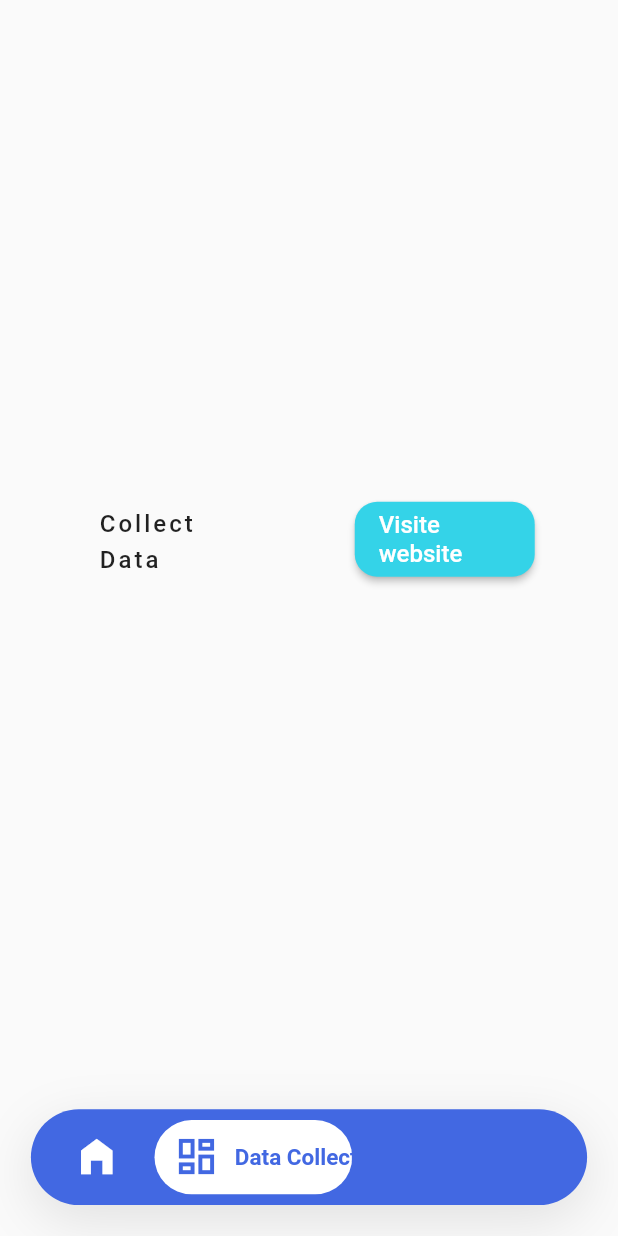
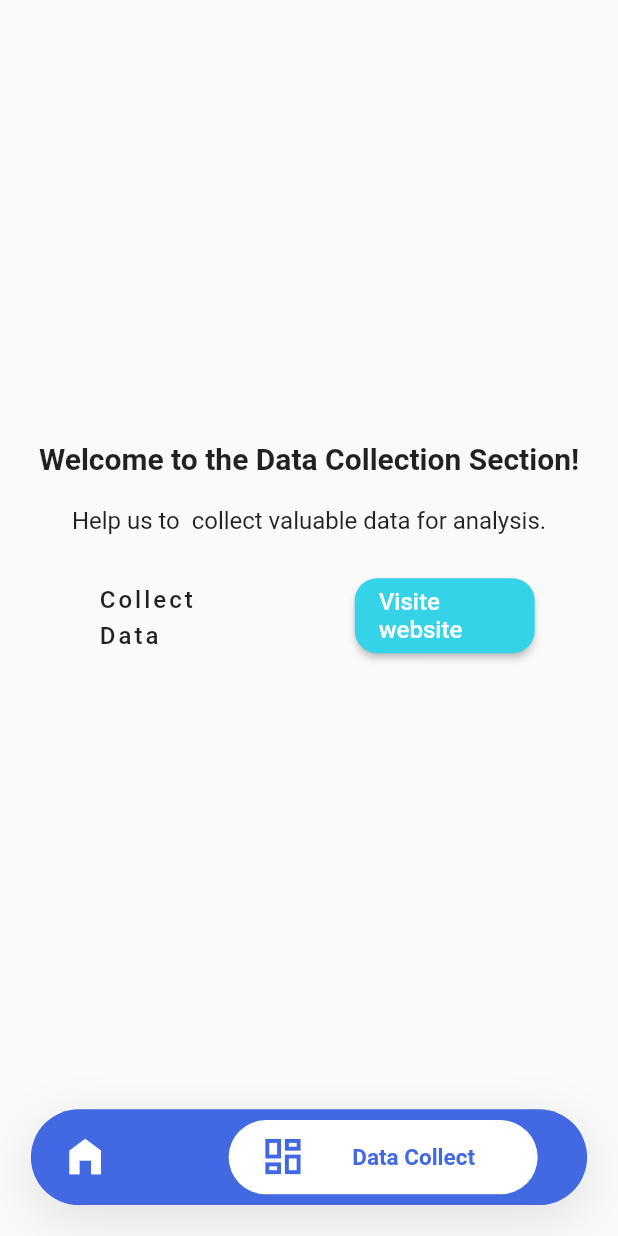
Before and after one commit to abderrahmanebouzeghaia/Dataset_Generator_App, a Flutter app: the screen it shows after launch, after a tap on the "dashboard" icon, on a phone screen of 412 x 824 dp. Run offline on Flutter 3.47's test engine with Material 2 defaults, Android fonts, the phone set to English and light mode, and no system bars; our stand-ins replace google_sign_in, googleapis_auth, permission_handler; missing offline and left inert: flutter_sound, googleapis; Roboto replaces fonts that are missing (Muli).

Commit message:
new commit

```diff
--- a/lib/screens/collect/collect.dart
+++ b/lib/screens/collect/collect.dart
@@ -24,8 +24,26 @@ class CollectScreen extends StatelessWidget {
             resizeToAvoidBottomInset: false,
             body: Padding(
               padding: const EdgeInsets.all(10.0),
-              child: Center(
-                child: Row(
+              child: Column(
+                mainAxisAlignment: MainAxisAlignment.center,
+                children: [
+                  const SizedBox(height: 20.0),
+                  const Text(
+                    'Welcome to the Data Collection Section!',
+                    style: TextStyle(
+                      fontWeight: FontWeight.bold,
+                      fontSize: 20.0,
+                    ),
+                  ),
+                  const SizedBox(height: 20.0),
+                  const Text(
+                    'Help us to  collect valuable data for analysis.',
+                    style: TextStyle(fontSize: 16.0),
+                    textAlign: TextAlign.center,
+                  ),
+                  const SizedBox(height: 20.0),
+
+                  Row(
                     mainAxisAlignment: MainAxisAlignment.spaceAround,
                     children: [
                       const Padding(
@@ -64,6 +82,7 @@ class CollectScreen extends StatelessWidget {
                       ),
                     ],
                   ),
+                ],
               ),
             ),
           ),
--- a/lib/screens/drone_nav.dart
+++ b/lib/screens/drone_nav.dart
@@ -1,4 +1,3 @@
-
 import 'package:drone/constants.dart';
 import 'package:drone/controllers/navbar_controllers.dart';
 import 'package:flutter/material.dart';
@@ -44,14 +43,16 @@ class DroneNav extends StatelessWidget {
                       duration: Duration(seconds: 1),
                       curve: Curves.fastLinearToSlowEaseIn,
                       width: index == currentIndex
-                        ? screenWidth * .32
-                        : screenWidth * .18,
+                          ? screenWidth * 0.5
+                          : screenWidth * 0.3, // Adjusted this line
                       alignment: Alignment.center,
                       child: AnimatedContainer(
                         duration: Duration(seconds: 1),
                         curve: Curves.fastLinearToSlowEaseIn,
                         height: index == currentIndex ? screenWidth * .12 : 0,
-                      width: index == currentIndex ? screenWidth * .32 : 0,
+                        width: index == currentIndex
+                            ? screenWidth * 0.5
+                            : screenWidth * 0.3, // Adjusted this line
                         decoration: BoxDecoration(
                           color: index == currentIndex
                               ? Colors.white
@@ -64,8 +65,8 @@ class DroneNav extends StatelessWidget {
                       duration: Duration(seconds: 1),
                       curve: Curves.fastLinearToSlowEaseIn,
                       width: index == currentIndex
-                        ? screenWidth * .31
-                        : screenWidth * .18,
+                          ? screenWidth * 0.5
+                          : screenWidth * 0.3, // Adjusted this line
                       alignment: Alignment.center,
                       child: Stack(
                         children: [
@@ -74,8 +75,9 @@ class DroneNav extends StatelessWidget {
                               AnimatedContainer(
                                 duration: Duration(seconds: 1),
                                 curve: Curves.fastLinearToSlowEaseIn,
-                              width:
-                                  index == currentIndex ? screenWidth * .13 : 0,
+                                width: index == currentIndex
+                                    ? screenWidth * 0.2
+                                    : screenWidth * 0.1, // Adjusted this line
                               ),
                               AnimatedOpacity(
                                 opacity: index == currentIndex ? 1 : 0,
@@ -100,8 +102,8 @@ class DroneNav extends StatelessWidget {
                                 duration: Duration(seconds: 1),
                                 curve: Curves.fastLinearToSlowEaseIn,
                                 width: index == currentIndex
-                                  ? screenWidth * .03
-                                  : 20,
+                                    ? screenWidth * 0.05
+                                    : screenWidth * 0.03, // Adjusted this line
                               ),
                               Icon(
                                 listOfIcons[index],
@@ -122,6 +124,7 @@ class DroneNav extends StatelessWidget {
           ),
           body: SafeArea(child: navigationController.currentScreen),
         );
-    });
+      },
+    );
   }
 }
--- a/lib/screens/home/home_screen.dart
+++ b/lib/screens/home/home_screen.dart
@@ -1,6 +1,7 @@
 import 'package:drone/constants.dart';
 import 'package:drone/controllers/navbar_controllers.dart';
 import 'package:drone/models/card_item_model.dart';
+import 'package:drone/utils.dart';
 import 'package:drone/widgets/card_item.dart';
 import 'package:flutter/material.dart';
 import 'package:provider/provider.dart';
@@ -130,7 +131,9 @@ class HomeScreen extends StatelessWidget {
                     const SizedBox(height: 5.0,),
                     Padding(
                       padding: EdgeInsets.all(5.0),
-                      child: Row(
+                      child: Column(
+                        children: [
+                          Row(
                             mainAxisAlignment: MainAxisAlignment.spaceAround,
                             children: [
                                Text(
@@ -153,6 +156,9 @@ class HomeScreen extends StatelessWidget {
                               ),
                             ],
                           ),
+                          Image.asset(getImage('drone_left')),
+                        ],
+                      ),
                     ),
                   ],
                 ),
--- /dev/null
+++ b/lib/utils.dart
@@ -0,0 +1 @@
+String getImage(String image) => 'assets/images/$image.png';
--- a/lib/widgets/card_item.dart
+++ b/lib/widgets/card_item.dart
@@ -37,12 +37,13 @@ class CardWidget extends StatelessWidget {
                   borderRadius: BorderRadius.circular(4.0),
                 ),
                 child: Padding(
-                  padding: const EdgeInsets.all(5.0),
+                  padding: const EdgeInsets.all(4.0),
                   child: Center(
                     child: Text(
                       '${card.name}',
                       style: const TextStyle(
                         color: white,
+                        fontSize: 12,
                         fontWeight: FontWeight.w500,
                       ),
                     ),
@@ -55,7 +56,7 @@ class CardWidget extends StatelessWidget {
                 Icon(
                   card.icon,
                   color: white,
-                  size: 35,
+                  size: 30,
                 ),
                 const SizedBox(
                   height: 5.0,
@@ -65,7 +66,7 @@ class CardWidget extends StatelessWidget {
                   style: const TextStyle(
                     color: white,
                     fontWeight: FontWeight.w300,
-                    fontSize: 25,
+                    fontSize: 20,
                   ),
                 ),
               ],
--- a/pubspec.yaml
+++ b/pubspec.yaml
@@ -50,8 +50,8 @@ flutter:
   # the material Icons class.
   uses-material-design: true
   # To add assets to your application, add an assets section, like this:
-  # assets:
-  #   - images/a_dot_burr.jpeg
+  assets:
+     - assets/images/
   #   - images/a_dot_ham.jpeg
   # An image asset can refer to one or more resolution-specific "variants", see
   # https://flutter.dev/assets-and-images/#resolution-aware
```
Also changed, not shown: assets/images/drone_left.png (added), pubspec.lock, télécharger.png (added). Lines whose indentation alone changed are shown as unchanged.
